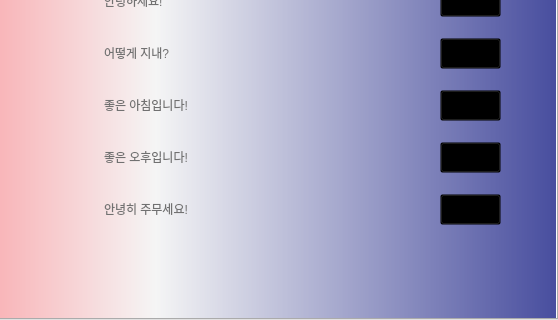
Before: the Qt Designer form ui/main_window.ui in LucasRibeiroRJBR/Lang_Explorer, drawn with Qt 5; both pictures show x 262 to 820 and y 160 to 480 of the 820 by 480 pixel window.
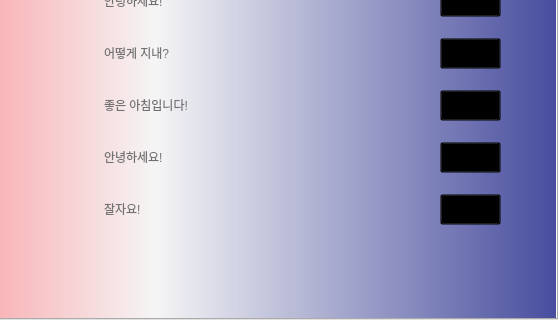
After: the same form once the commit is applied. The open tabs and pages were chosen to show the change.

Diff of the .ui file:
```diff
--- a/ui/main_window.ui
+++ b/ui/main_window.ui
@@ -2245,7 +2245,7 @@
 color: #717171;</string>
      </property>
      <property name="text">
-      <string>좋은 오후입니다!</string>
+      <string>안녕하세요!</string>
      </property>
     </widget>
     <widget class="QLabel" name="label_83">
@@ -2262,7 +2262,7 @@
 color: #717171;</string>
      </property>
      <property name="text">
-      <string>안녕히 주무세요!</string>
+      <string>잘자요!</string>
      </property>
     </widget>
     <widget class="QLabel" name="label_84">
```
